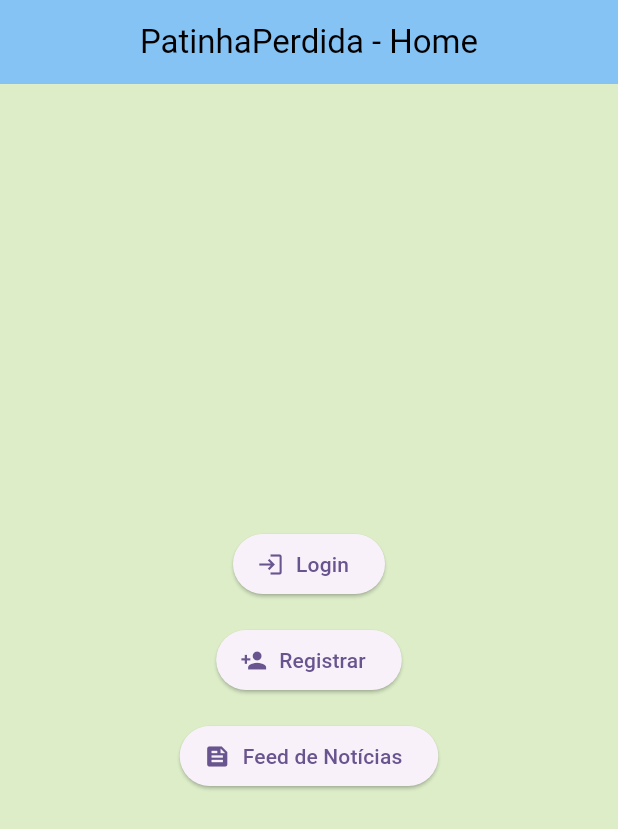
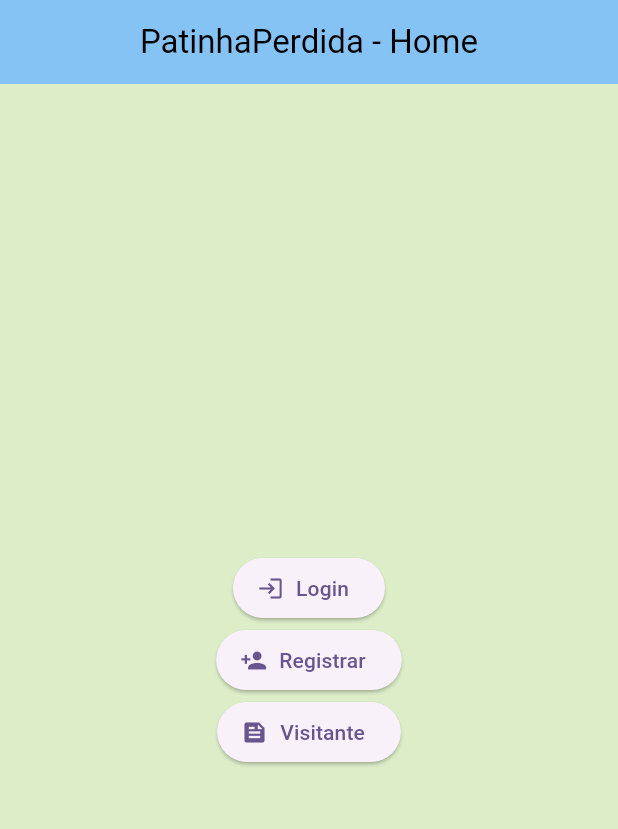
Before and after one commit to EduardoCarvalho01/PatinhaPerdida, a Flutter app: the screen it shows after launch, on a phone screen of 412 x 824 dp. Shown: the top 829 px of the screen. Run offline on Flutter 3.47's test engine with Material 3 defaults, Android fonts, the phone set to English and light mode, and no system bars; our stand-ins replace cloud_firestore, firebase_auth, firebase_core, firebase_storage, geocoding, geolocator and 2 more; accounts and stored records are empty.

Commit message:
home page atualizado

```diff
--- a/lib/screens/homePage.dart
+++ b/lib/screens/homePage.dart
@@ -1,10 +1,10 @@
 import 'package:flutter/material.dart';
+import 'package:firebase_auth/firebase_auth.dart';
+import 'FeedPage.dart';
 import 'LoginPage.dart';
-import 'RegisterPage.dart';
-import 'FeedPage.dart'; // Importe a FeedPage
 
 class HomePage extends StatelessWidget {
-  const HomePage({Key? key});
+  final FirebaseAuth _auth = FirebaseAuth.instance;
 
   @override
   Widget build(BuildContext context) {
@@ -13,13 +13,10 @@ class HomePage extends StatelessWidget {
         title: const Center(
           child: Text(
             'PatinhaPerdida - Home',
-            style: TextStyle(
-                color: Colors
-                    .black), // Adicione esta linha para definir a cor do texto
+            style: TextStyle(color: Colors.black),
           ),
         ),
-        backgroundColor: Color.fromARGB(255, 134, 195,
-            245), // Adicione esta linha para definir a cor do fundo do AppBar
+        backgroundColor: Color.fromARGB(255, 134, 195, 245),
       ),
       backgroundColor: Colors.lightGreen[100],
       body: Center(
@@ -28,29 +25,33 @@ class HomePage extends StatelessWidget {
           children: [
             ElevatedButton.icon(
               onPressed: () {
-                Navigator.push(context,
-                    MaterialPageRoute(builder: (context) => LoginPage()));
+                Navigator.push(
+                  context,
+                  MaterialPageRoute(builder: (context) => LoginPage()),
+                );
               },
               icon: Icon(Icons.login), // Ícone de Login
               label: Text('Login'),
             ),
-            SizedBox(height: 16.0),
             ElevatedButton.icon(
               onPressed: () {
-                Navigator.push(context,
-                    MaterialPageRoute(builder: (context) => RegisterPage()));
+                Navigator.push(
+                  context,
+                  MaterialPageRoute(builder: (context) => LoginPage()),
+                );
               },
               icon: Icon(Icons.person_add), // Ícone de Registrar
               label: Text('Registrar'),
             ),
-            SizedBox(height: 16.0), // Adicione um espaçamento entre os botões
             ElevatedButton.icon(
               onPressed: () {
-                Navigator.push(context,
-                    MaterialPageRoute(builder: (context) => FeedPage()));
+                Navigator.push(
+                  context,
+                  MaterialPageRoute(builder: (context) => FeedPage()),
+                );
               },
               icon: Icon(Icons.feed), // Ícone de Feed de Notícias
-              label: Text('Feed de Notícias'),
+              label: Text('Visitante'),
             ),
           ],
         ),
```
Also changed, not shown: lib/screens/feedPage.dart (+16 -12 lines).
